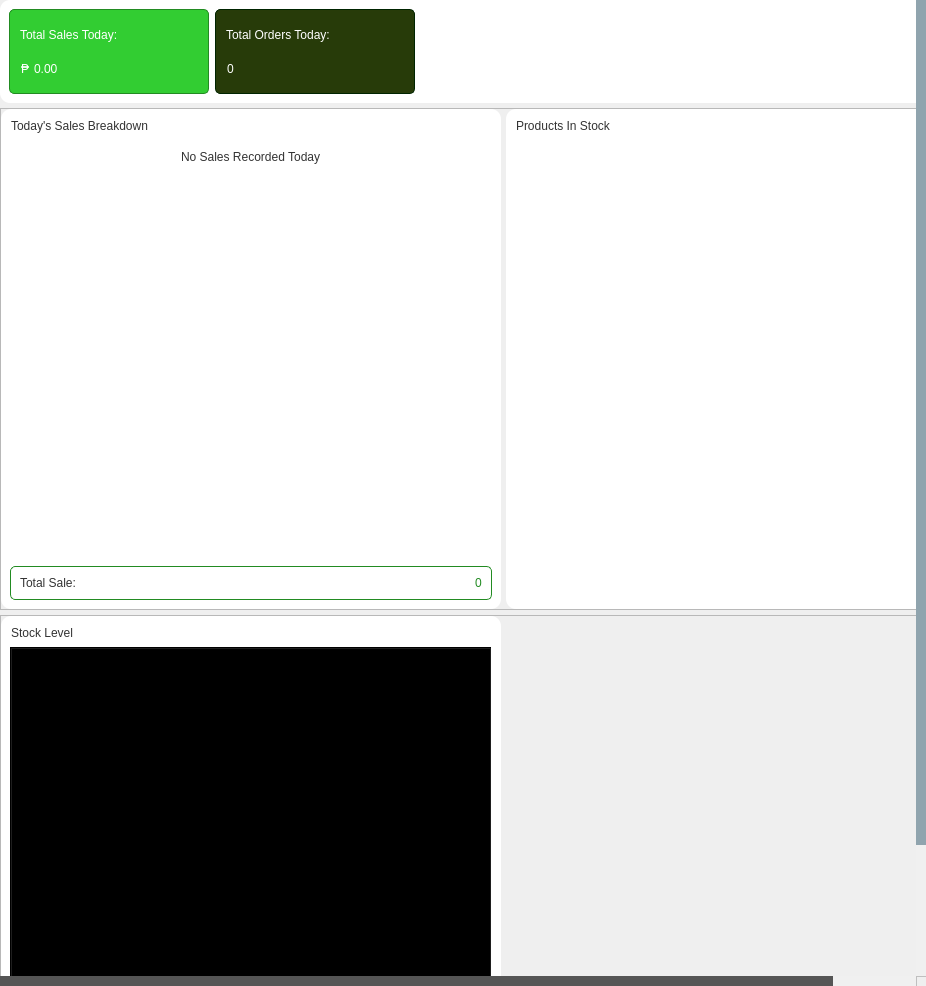
First picture: the form in app/src/ui/ui_dashboard.ui, repository Kazu0210/Inventory-System, before the edit.
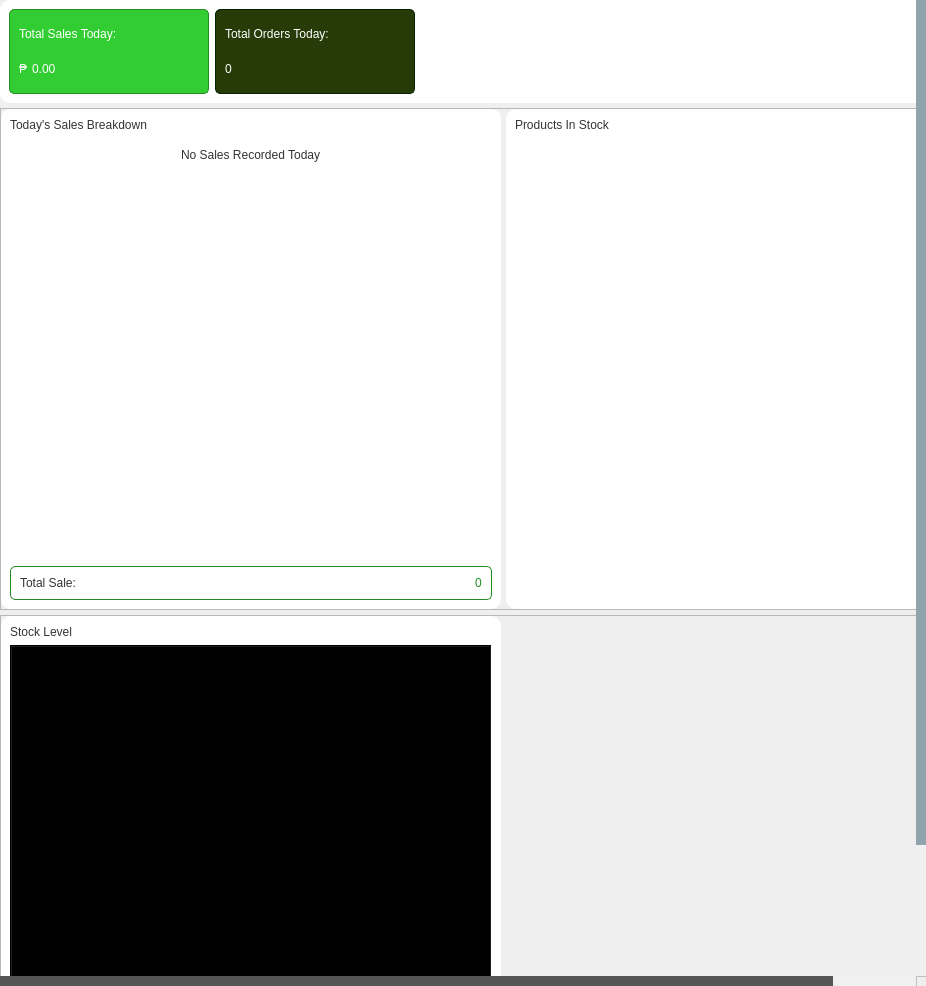
Second picture: the form after the edit.

What changed in the file:
```diff
--- a/app/src/ui/ui_dashboard.ui
+++ b/app/src/ui/ui_dashboard.ui
@@ -160,6 +160,9 @@
                <property name="styleSheet">
                 <string notr="true">#frame_2{
 color: #fff;
+}
+*{
+border: none;
 }</string>
                </property>
                <property name="frameShape">
@@ -300,6 +303,9 @@
                <property name="styleSheet">
                 <string notr="true">#frame_2{
 color: #fff;
+}
+*{
+border: none;
 }</string>
                </property>
                <property name="frameShape">
@@ -482,6 +488,11 @@
              </property>
              <item alignment="Qt::AlignTop">
               <widget class="QFrame" name="frame_6">
+               <property name="styleSheet">
+                <string notr="true">*{
+border: none;
+}</string>
+               </property>
                <property name="frameShape">
                 <enum>QFrame::StyledPanel</enum>
                </property>
@@ -707,6 +718,11 @@
             <layout class="QVBoxLayout" name="verticalLayout_8">
              <item alignment="Qt::AlignTop">
               <widget class="QFrame" name="frame_3">
+               <property name="styleSheet">
+                <string notr="true">*{
+border: none;
+}</string>
+               </property>
                <property name="frameShape">
                 <enum>QFrame::StyledPanel</enum>
                </property>
@@ -875,7 +891,9 @@
 }
 *{
 background-color: transparent;
-}</string>
+border: none;
+}
+</string>
             </property>
             <property name="frameShape">
              <enum>QFrame::StyledPanel</enum>
```
